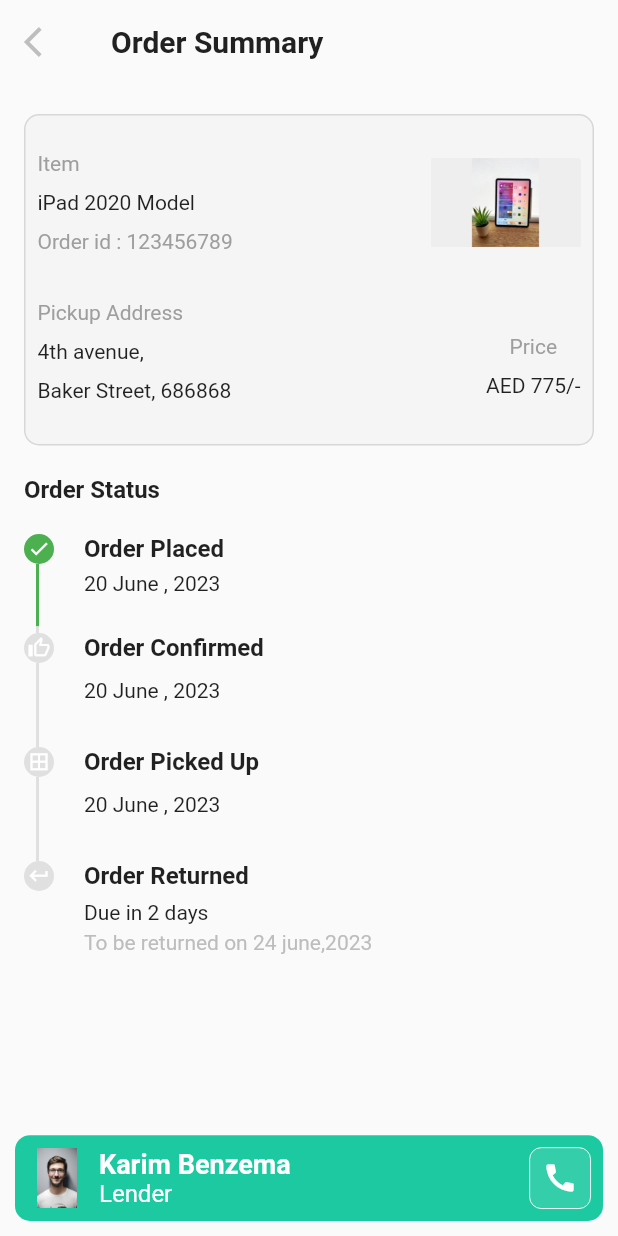
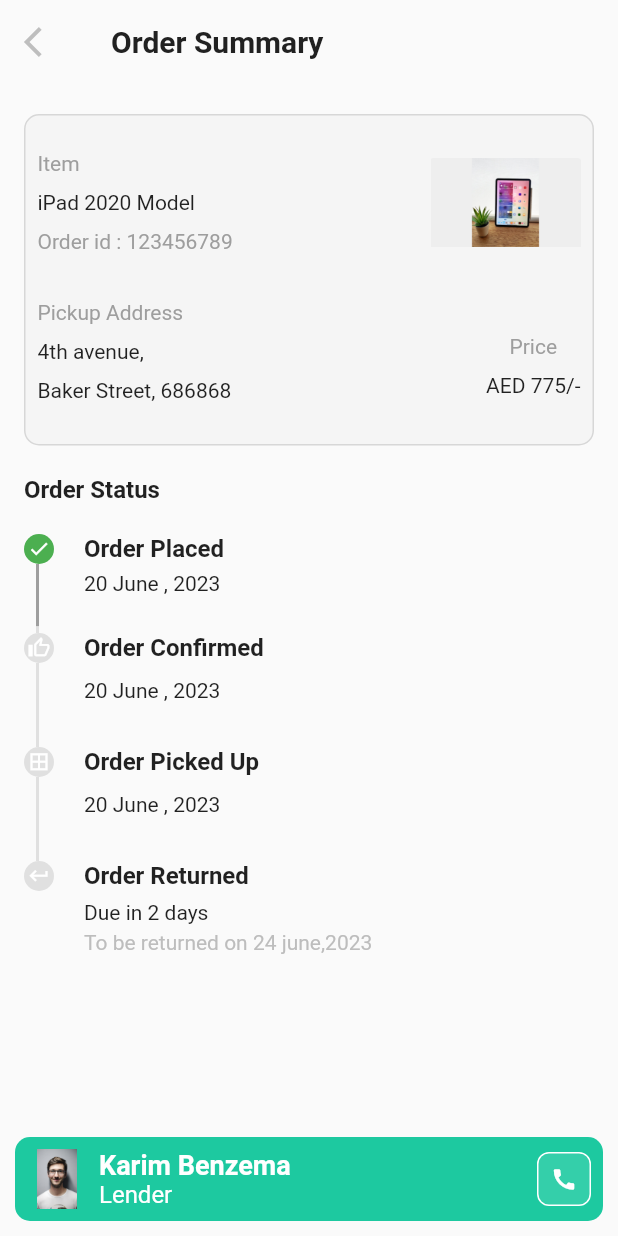
Before and after one commit to jithuhari/calender_rendal_app, a Flutter app: the screen it shows after launch, on a phone screen of 412 x 824 dp. Run offline on Flutter 3.47's test engine with Material 2 defaults, Android fonts, the phone set to English and light mode, and no system bars; our stand-ins replace get, table_calendar; missing offline and left inert: order_tracker_zen.

Commit message:
done ui changes

```diff
--- a/lib/features/order_summary/source/order_tracker.dart
+++ b/lib/features/order_summary/source/order_tracker.dart
@@ -222,7 +222,7 @@ class _OrderTrackerState extends State<OrderTracker>
                         value: controller?.value ?? 0.0,
                         backgroundColor:
                             widget.inActiveColor ?? Colors.grey[300],
-                        color: widget.activeColor ?? Colors.green,
+                        color: widget.activeColor ?? Colors.grey,
                       ),
                     ),
                   ),
@@ -333,7 +333,7 @@ class _OrderTrackerState extends State<OrderTracker>
                         backgroundColor:
                             widget.inActiveColor ?? Colors.grey[300],
                         color: isFirst == true
-                            ? widget.activeColor ?? Colors.green
+                            ? widget.activeColor ?? Colors.grey
                             : widget.inActiveColor ?? Colors.grey[300],
                       ),
                     ),
@@ -445,7 +445,7 @@ class _OrderTrackerState extends State<OrderTracker>
                         backgroundColor:
                             widget.inActiveColor ?? Colors.grey[300],
                         color: isSecond == true
-                            ? widget.activeColor ?? Colors.green
+                            ? widget.activeColor ?? Colors.grey
                             : widget.inActiveColor ?? Colors.grey[300],
                       ),
                     ),
--- a/lib/features/order_summary/widgets/custom_floating_button_widget.dart
+++ b/lib/features/order_summary/widgets/custom_floating_button_widget.dart
@@ -52,7 +52,7 @@ class CustomFloatingButton extends StatelessWidget {
                       decoration: BoxDecoration(
                           color: Colors.white10,
                           border: Border.all(
-                            width: .6,
+                            width: 1,
                             color: Colors.white,
                           ),
                           borderRadius: BorderRadius.circular(8)),
@@ -61,6 +61,7 @@ class CustomFloatingButton extends StatelessWidget {
                         child: Icon(
                           Icons.call,
                           color: Colors.white,
+                          size: 18,
                         ),
                       ),
                     ),
```
